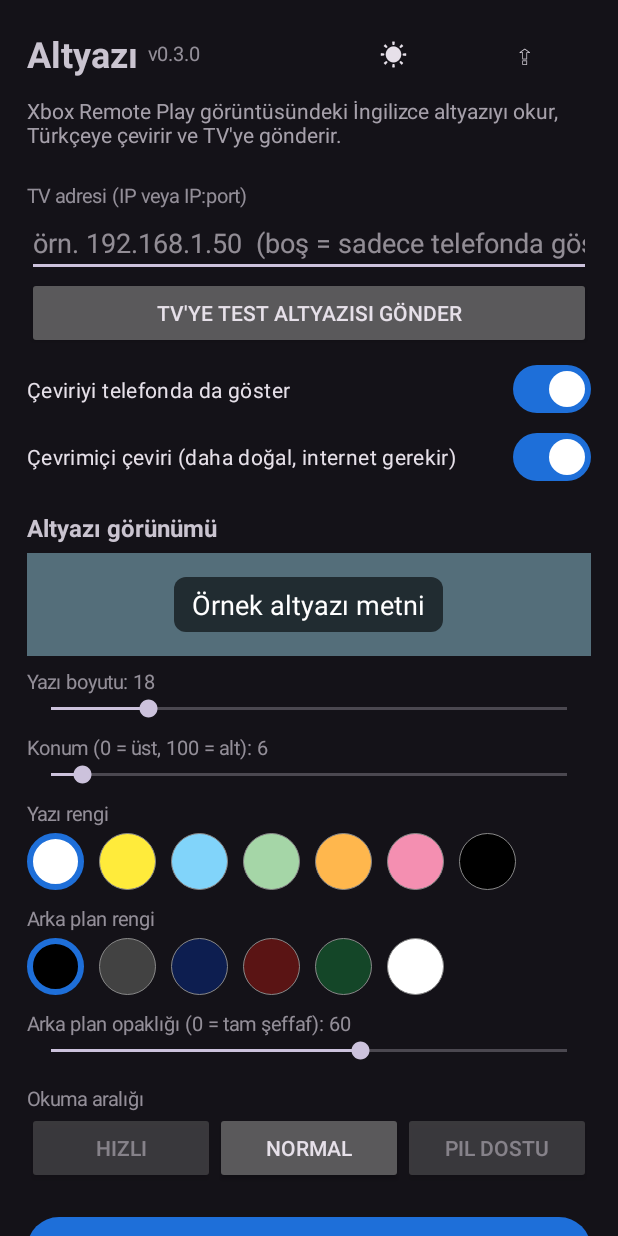
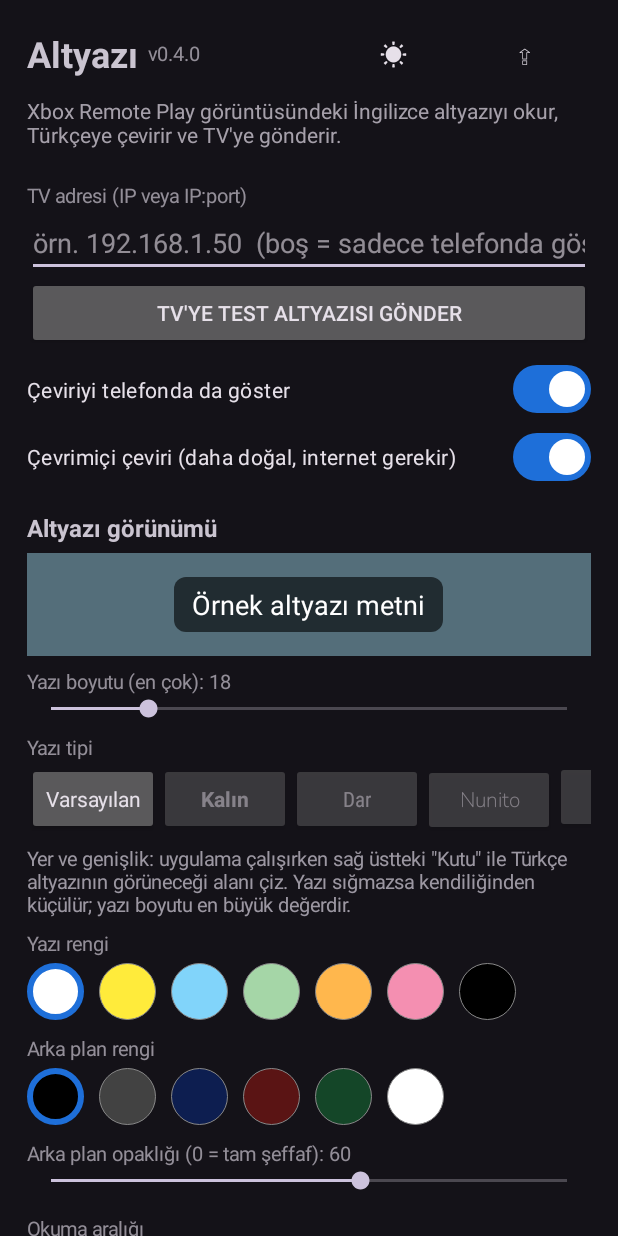
Before and after one commit to karadenizmehmet-debug/Xbx, an Android app: the screen it shows after launch (MainActivity), on a phone screen of 412 x 824 dp. Run offline under Robolectric (Android 15) with nearby library versions, the phone set to English and light mode, and no system bars.

Commit message:
v0.4.0: yazı tipi seçimi, çizilebilir altyazı kutusu, otomatik sığdırma
- 9 Türkçe destekli yazı tipi (Nunito, Oswald, Comfortaa, Lora gömülü; OFL)
- 'Kutu' düğmesi: Türkçe altyazının alanı ekranda çizilir
- Yazı kutuya sığmazsa otomatik küçülür
- Kontrol çubuğu düğmeleri düzeltildi

Co-Authored-By: Claude Fable 5.2 <noreply@anthropic.com>
Claude-Session: https://claude.ai/code/session_014Tdjtc4sN8Z38kdLfCMDHw

```diff
--- a/app/build.gradle.kts
+++ b/app/build.gradle.kts
@@ -11,8 +11,8 @@ android {
         applicationId = "com.karadeniz.altyazi"
         minSdk = 30
         targetSdk = 35
-        versionCode = 3
-        versionName = "0.3.0"
+        versionCode = 4
+        versionName = "0.4.0"
         ndk { abiFilters += "arm64-v8a" }
     }
 
--- a/app/src/main/java/com/karadeniz/altyazi/Ayarlar.kt
+++ b/app/src/main/java/com/karadeniz/altyazi/Ayarlar.kt
@@ -3,6 +3,8 @@ package com.karadeniz.altyazi
 import android.content.Context
 import android.graphics.Color
 import android.graphics.RectF
+import android.graphics.Typeface
+import androidx.core.content.res.ResourcesCompat
 
 /** Uygulama ayarları (SharedPreferences). Bölge, ekranın oranı olarak (0..1) saklanır. */
 class Ayarlar(context: Context) {
@@ -26,10 +28,20 @@ class Ayarlar(context: Context) {
         get() = p.getInt("yaziBoyutu", 18)
         set(v) = p.edit().putInt("yaziBoyutu", v).apply()
 
-    /** Dikey konum: 0 = en üst, 100 = en alt. */
-    var konumYuzde: Int
-        get() = p.getInt("konum", 6)
-        set(v) = p.edit().putInt("konum", v).apply()
+    var yaziTipi: String
+        get() = p.getString("yaziTipi", "varsayilan") ?: "varsayilan"
+        set(v) = p.edit().putString("yaziTipi", v).apply()
+
+    /** Türkçe altyazının gösterileceği alan (ekran oranı). Yazı bu alana sığdırılır. */
+    var kutu: RectF
+        get() = RectF(
+            p.getFloat("kl", 0.15f), p.getFloat("kt", 0.04f),
+            p.getFloat("kr", 0.85f), p.getFloat("kb", 0.28f)
+        )
+        set(r) = p.edit()
+            .putFloat("kl", r.left).putFloat("kt", r.top)
+            .putFloat("kr", r.right).putFloat("kb", r.bottom)
+            .apply()
 
     var yaziRengi: Int
         get() = p.getInt("yaziRengi", Color.WHITE)
@@ -77,3 +89,32 @@ object Durum {
     var stilDinleyici: (() -> Unit)? = null
     var sonCeviriDinleyici: ((String, String) -> Unit)? = null
 }
+
+/** Türkçe karakterleri (ğ ş ı İ ö ü ç) destekleyen yazı tipleri. */
+object YaziTipleri {
+    val liste = listOf(
+        "varsayilan" to "Varsayılan",
+        "kalin" to "Kalın",
+        "dar" to "Dar",
+        "nunito" to "Nunito",
+        "oswald" to "Oswald",
+        "comfortaa" to "Comfortaa",
+        "lora" to "Lora",
+        "serif" to "Serif",
+        "esaralik" to "Eş aralıklı"
+    )
+
+    fun getir(ctx: Context, id: String): Typeface = try {
+        when (id) {
+            "kalin" -> Typeface.DEFAULT_BOLD
+            "dar" -> Typeface.create("sans-serif-condensed", Typeface.NORMAL)
+            "serif" -> Typeface.SERIF
+            "esaralik" -> Typeface.MONOSPACE
+            "nunito" -> ResourcesCompat.getFont(ctx, R.font.nunito)
+            "oswald" -> ResourcesCompat.getFont(ctx, R.font.oswald)
+            "comfortaa" -> ResourcesCompat.getFont(ctx, R.font.comfortaa)
+            "lora" -> ResourcesCompat.getFont(ctx, R.font.lora)
+            else -> Typeface.DEFAULT
+        } ?: Typeface.DEFAULT
+    } catch (_: Exception) { Typeface.DEFAULT }
+}
--- a/app/src/main/java/com/karadeniz/altyazi/BolgeSecici.kt
+++ b/app/src/main/java/com/karadeniz/altyazi/BolgeSecici.kt
@@ -24,6 +24,7 @@ class BolgeSecici(
     private val ctx: Context,
     private val wm: WindowManager,
     baslangic: RectF,
+    private val baslikYazi: String,
     private val bitti: (RectF?) -> Unit
 ) {
     private val kok = FrameLayout(ctx)
@@ -39,7 +40,7 @@ class BolgeSecici(
             setPadding(24, 12, 24, 12)
         }
         ust.addView(TextView(ctx).apply {
-            text = "Altyazının çıktığı alanı parmağınla çiz  "
+            text = "$baslikYazi  "
             setTextColor(Color.WHITE)
             textSize = 14f
         })
--- a/app/src/main/java/com/karadeniz/altyazi/MainActivity.kt
+++ b/app/src/main/java/com/karadeniz/altyazi/MainActivity.kt
@@ -19,6 +19,7 @@ import android.view.ViewGroup
 import android.widget.Button
 import android.widget.EditText
 import android.widget.FrameLayout
+import android.widget.HorizontalScrollView
 import android.widget.LinearLayout
 import android.widget.ScrollView
 import android.widget.SeekBar
@@ -213,7 +214,7 @@ class MainActivity : AppCompatActivity() {
             text = "Kullanım:\n1) TV adresini yaz (TV uygulaması açık olmalı).\n" +
                 "2) Başlat → ekran kaydı iznini ver.\n" +
                 "3) Xbox uygulamasında Remote Play'i aç.\n" +
-                "4) Sağ üstteki \"Bölge\" ile altyazı alanını bir kez çiz.\n" +
+                "4) Sağ üstte \"Bölge\" ile İngilizce altyazı alanını, \"Kutu\" ile Türkçe altyazının yerini çiz.\n" +
                 "İlk çalıştırmada çeviri modeli (~30 MB) iner; sonra internetsiz çalışır."
             alpha = 0.75f
             textSize = 13f
@@ -264,12 +265,36 @@ class MainActivity : AppCompatActivity() {
         fun yenile(bildir: Boolean = true) {
             onizleme.textSize = ayar.yaziBoyutu.toFloat()
             onizleme.setTextColor(ayar.yaziRengi)
+            onizleme.typeface = YaziTipleri.getir(this, ayar.yaziTipi)
             (onizleme.background as GradientDrawable).setColor(ayar.arkaArgb())
             if (bildir) Durum.stilDinleyici?.invoke()
         }
         b.addView(cerceve, LinearLayout.LayoutParams(-1, -2).apply { topMargin = dp(6) })
-        b.addView(kaydirici("Yazı boyutu", 12, 44, ayar.yaziBoyutu) { ayar.yaziBoyutu = it; yenile() })
-        b.addView(kaydirici("Konum (0 = üst, 100 = alt)", 0, 100, ayar.konumYuzde) { ayar.konumYuzde = it; yenile() })
+        b.addView(kaydirici("Yazı boyutu (en çok)", 12, 44, ayar.yaziBoyutu) { ayar.yaziBoyutu = it; yenile() })
+        b.addView(etiket("Yazı tipi"))
+        val tipSatir = LinearLayout(this).apply { orientation = LinearLayout.HORIZONTAL }
+        YaziTipleri.liste.forEach { (id, ad) ->
+            tipSatir.addView(Button(this).apply {
+                text = ad
+                isAllCaps = false
+                typeface = YaziTipleri.getir(this@MainActivity, id)
+                alpha = if (ayar.yaziTipi == id) 1f else 0.55f
+                setOnClickListener {
+                    ayar.yaziTipi = id
+                    for (i in 0 until tipSatir.childCount) tipSatir.getChildAt(i).alpha = 0.55f
+                    alpha = 1f
+                    yenile()
+                }
+            })
+        }
+        b.addView(HorizontalScrollView(this).apply { addView(tipSatir) })
+        b.addView(TextView(this).apply {
+            text = "Yer ve genişlik: uygulama çalışırken sağ üstteki \"Kutu\" ile Türkçe altyazının " +
+                "görüneceği alanı çiz. Yazı sığmazsa kendiliğinden küçülür; yazı boyutu en büyük değerdir."
+            textSize = 13f
+            alpha = 0.75f
+            setPadding(0, dp(8), 0, 0)
+        })
         b.addView(renkSatiri("Yazı rengi", yaziRenkleri, ayar.yaziRengi) { ayar.yaziRengi = it; yenile() })
         b.addView(renkSatiri("Arka plan rengi", arkaRenkleri, ayar.arkaRengi) { ayar.arkaRengi = it; yenile() })
         b.addView(kaydirici("Arka plan opaklığı (0 = tam şeffaf)", 0, 100, ayar.arkaOpaklik) { ayar.arkaOpaklik = it; yenile() })
```
Also changed, not shown: app/src/main/java/com/karadeniz/altyazi/CaptureService.kt (+72 -14 lines), app/src/main/res/font/comfortaa.ttf (added), app/src/main/res/font/lora.ttf (added), app/src/main/res/font/nunito.ttf (added), app/src/main/res/font/oswald.ttf (added).
